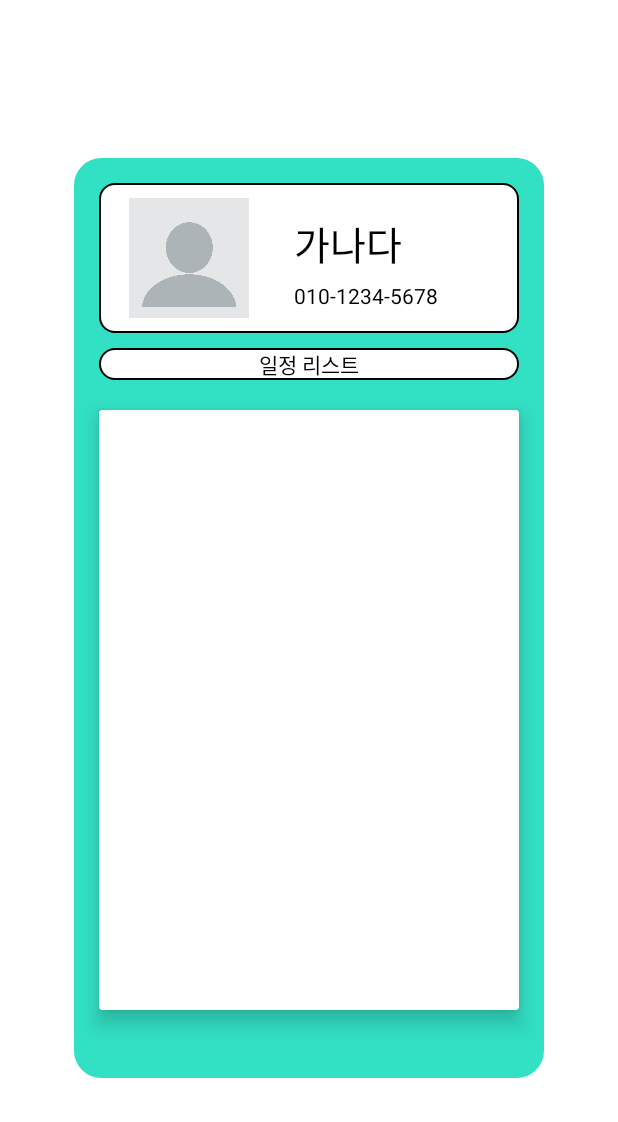
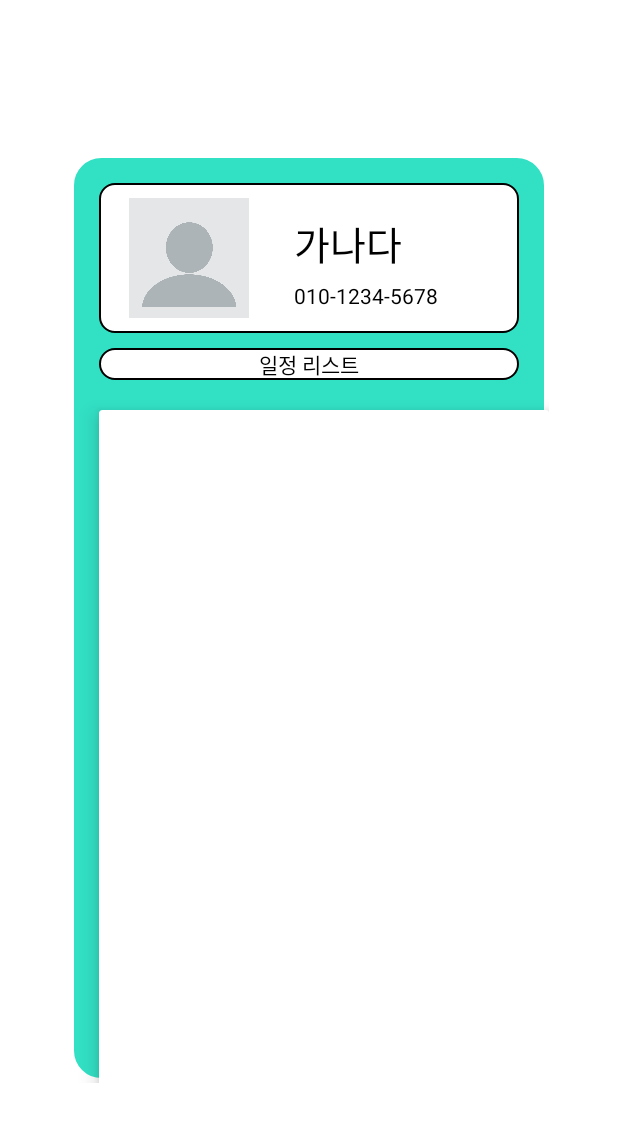
Before and after one commit to Prolog365/Prolog365, an Android app: the layout info_phonebook.xml on its own in the app's theme, with its tools: preview values and no code run, on a phone screen of 412 x 824 dp. Shown: the top 1122 px of the screen. Run offline under Robolectric (Android 15) with nearby library versions, the light colour scheme and no system bars.

Commit message:
FEAT) update info_phonebook

```diff
--- a/prolog365/app/src/main/res/layout/info_phonebook.xml
+++ b/prolog365/app/src/main/res/layout/info_phonebook.xml
@@ -12,7 +12,7 @@
 
 
     <LinearLayout
-        android:layout_width="280dp"
+        android:layout_width="match_parent"
         android:layout_height="100dp"
         android:orientation="horizontal"
         android:layout_marginTop="20dp"
@@ -59,7 +59,7 @@
 
     <TextView
         android:id="@+id/textView3"
-        android:layout_width="280dp"
+        android:layout_width="match_parent"
         android:layout_height="wrap_content"
         android:layout_gravity="center"
         android:layout_marginLeft="20dp"
@@ -73,8 +73,8 @@
         xmlns:app="http://schemas.android.com/apk/res-auto"
         xmlns:tools="http://schemas.android.com/tools"
         android:background="@drawable/info_phonebook_box"
-        android:layout_width="280dp"
-        android:layout_height="400dp"
+        android:layout_width="300dp"
+        android:layout_height="450dp"
         android:layout_margin="20dp"
         app:cardElevation="8dp">
 
```
